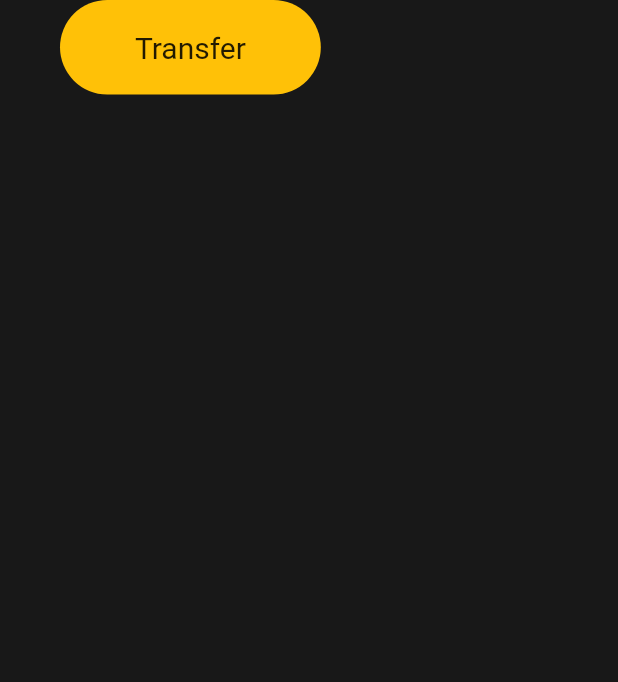
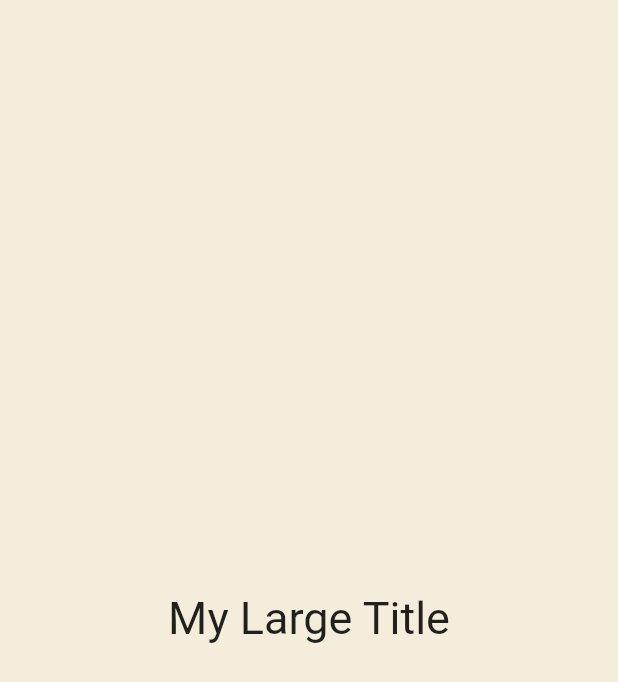
Before and after one commit to lmh0870/toonflix, a Flutter app: the screen it shows after launch, on a phone screen of 412 x 824 dp. Shown: the top 682 px of the screen. Run offline on Flutter 3.47's test engine with Material 2 defaults, Android fonts, the phone set to English and light mode, and no system bars.

Commit message:
2023-02-19: Pomodoro

```diff
--- a/lib/main.dart
+++ b/lib/main.dart
@@ -1,40 +1,44 @@
+// ignore_for_file: use_key_in_widget_constructors
+
 import 'package:flutter/material.dart';
 
 void main() {
   runApp(App());
 }
 
-class App extends StatelessWidget {
+class App extends StatefulWidget {
+  @override
+  State<App> createState() => _AppState();
+}
+
+class _AppState extends State<App> {
+  List<int> numbers = [];
+
+  void onClicked() {
+    setState(() {
+      numbers.add(numbers.length);
+    });
+  }
+
   @override
   Widget build(BuildContext context) {
     return MaterialApp(
+      theme: ThemeData(
+        backgroundColor: const Color(0xFFE7626C),
+        textTheme: const TextTheme(
+          headline1: TextStyle(
+            color: Color(0xFF232B55),
+          ),
+        ),
+        cardColor: const Color(0xFFF4EDDB),
+      ),
       home: Scaffold(
-        backgroundColor: const Color(0xFF181818),
-        body: Padding(
-          padding: const EdgeInsets.symmetric(
-            horizontal: 40,
-          ),
+        backgroundColor: const Color(0xFFF4EDDB),
+        body: Center(
           child: Column(
-            crossAxisAlignment: CrossAxisAlignment.start,
-            children: [
-              Container(
-                decoration: BoxDecoration(
-                  color: Colors.amber,
-                  borderRadius: BorderRadius.circular(45),
-                ),
-                child: const Padding(
-                  padding: EdgeInsets.symmetric(
-                    vertical: 20,
-                    horizontal: 50,
-                  ),
-                  child: Text(
-                    'Transfer',
-                    style: TextStyle(
-                      fontSize: 20,
-                    ),
-                  ),
-                ),
-              )
+            mainAxisAlignment: MainAxisAlignment.center,
+            children: const [
+              MyLargeTitle(),
             ],
           ),
         ),
@@ -42,3 +46,17 @@ class App extends StatelessWidget {
     );
   }
 }
+
+class MyLargeTitle extends StatelessWidget {
+  const MyLargeTitle({
+    Key? key,
+  }) : super(key: key);
+
+  @override
+  Widget build(BuildContext context) {
+    return const Text(
+      'My Large Title',
+      style: TextStyle(fontSize: 30),
+    );
+  }
+}
```
Also changed, not shown: lib/test.dart (added, +167 -0 lines), lib/widgets/button.dart (added, +37 -0 lines), lib/widgets/currency_card.dart (added, +8 -0 lines), 1 other file.
